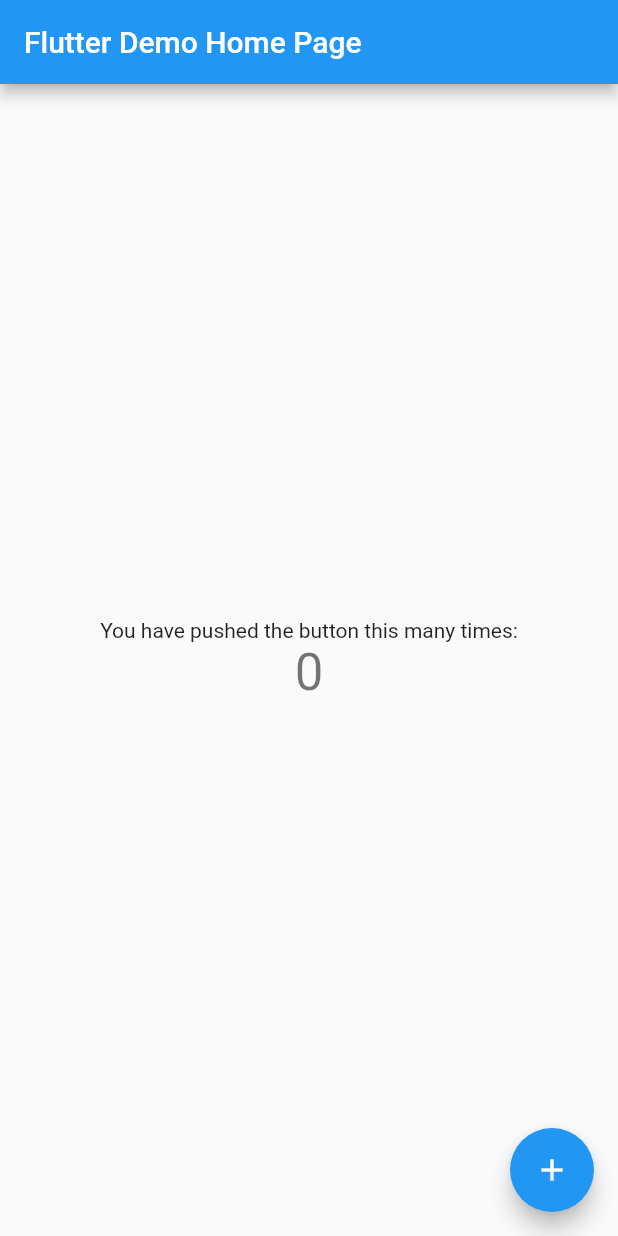
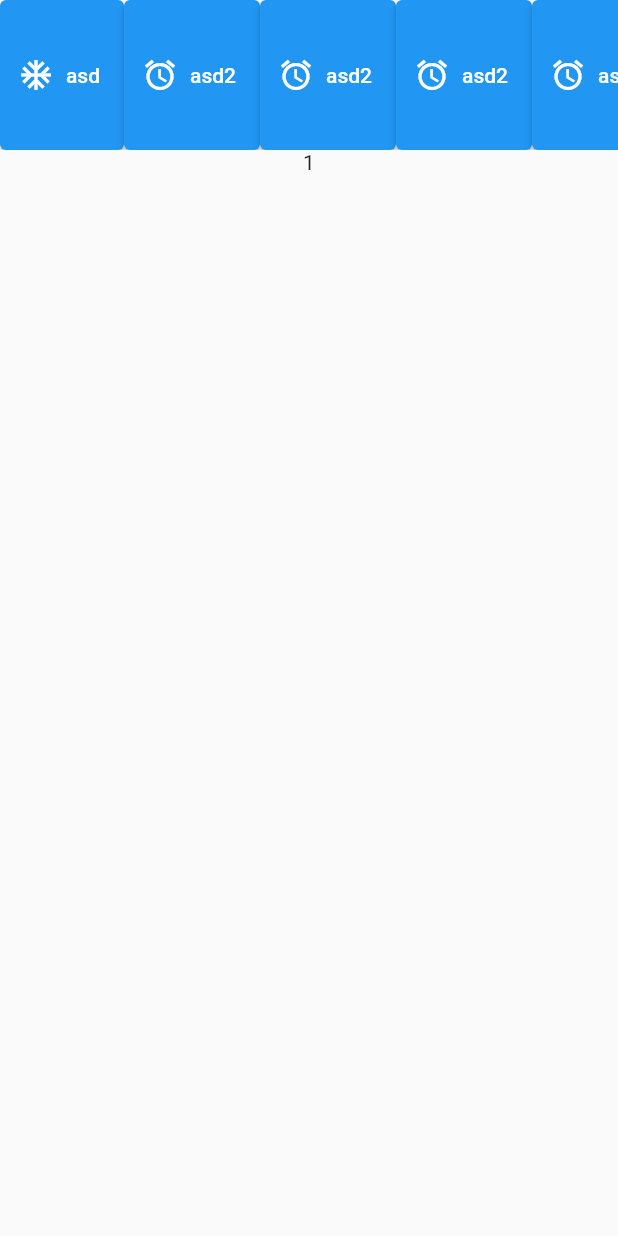
Before and after one commit to norbi19990426/flutter_desktop_app, a Flutter app: the screen it shows after launch, on a phone screen of 412 x 824 dp. Run offline on Flutter 3.47's test engine with Material 2 defaults, Android fonts, the phone set to English and light mode, and no system bars; our stand-ins replace go_router, hooks_riverpod, riverpod_annotation; generated files the repository leaves out were written again.

Commit message:
consumerWidget, goRouter, horizontal navigation bar

```diff
--- /dev/null
+++ b/lib/domain/model/factory/navigation-bar-item/navigation-bar-item.dart
@@ -0,0 +1,13 @@
+import 'package:flutter/material.dart';
+
+class NavigationBarItem {
+  String title;
+  IconData icons;
+  String endpoint;
+
+  NavigationBarItem({
+    required this.title,
+    required this.icons,
+    required this.endpoint
+  });
+}
--- a/lib/main.dart
+++ b/lib/main.dart
@@ -1,115 +1,45 @@
+import 'package:desktop_app/riverpod/provider/go-router-provider.dart';
 import 'package:flutter/material.dart';
+import 'package:hooks_riverpod/hooks_riverpod.dart';
 
-void main() {
-  runApp(const MyApp());
+Future<void> main() async {
+  //Itt még volt a sentry
+  runApp(const ProviderScope(child: MyApp()));
 }
 
-class MyApp extends StatelessWidget {
+class MyApp extends ConsumerStatefulWidget {
   const MyApp({super.key});
 
-  // This widget is the root of your application.
+  @override
+  ConsumerState createState() => _MyAppState();
+}
+
+class _MyAppState extends ConsumerState<MyApp> {
   @override
   Widget build(BuildContext context) {
-    return MaterialApp(
-      title: 'Flutter Demo',
-      theme: ThemeData(
-        // This is the theme of your application.
-        //
-        // Try running your application with "flutter run". You'll see the
-        // application has a blue toolbar. Then, without quitting the app, try
-        // changing the primarySwatch below to Colors.green and then invoke
-        // "hot reload" (press "r" in the console where you ran "flutter run",
-        // or simply save your changes to "hot reload" in a Flutter IDE).
-        // Notice that the counter didn't reset back to zero; the application
-        // is not restarted.
-        primarySwatch: Colors.blue,
-      ),
-      home: const MyHomePage(title: 'Flutter Demo Home Page'),
+    return MaterialApp.router(
+      routerConfig: ref.read(goRouterProvider),
+      title: 'Title',
     );
   }
 }
 
-class MyHomePage extends StatefulWidget {
+class MyHomePage extends ConsumerStatefulWidget {
   const MyHomePage({super.key, required this.title});
-
-  // This widget is the home page of your application. It is stateful, meaning
-  // that it has a State object (defined below) that contains fields that affect
-  // how it looks.
-
-  // This class is the configuration for the state. It holds the values (in this
-  // case the title) provided by the parent (in this case the App widget) and
-  // used by the build method of the State. Fields in a Widget subclass are
-  // always marked "final".
 
   final String title;
 
   @override
-  State<MyHomePage> createState() => _MyHomePageState();
+  ConsumerState<MyHomePage> createState() => _MyHomePageState();
 }
 
-class _MyHomePageState extends State<MyHomePage> {
-  int _counter = 0;
-
-  void _incrementCounter() {
-    setState(() {
-      // This call to setState tells the Flutter framework that something has
-      // changed in this State, which causes it to rerun the build method below
-      // so that the display can reflect the updated values. If we changed
-      // _counter without calling setState(), then the build method would not be
-      // called again, and so nothing would appear to happen.
-      _counter++;
-    });
-  }
-
+class _MyHomePageState extends ConsumerState<MyHomePage> {
   @override
   Widget build(BuildContext context) {
-    // This method is rerun every time setState is called, for instance as done
-    // by the _incrementCounter method above.
-    //
-    // The Flutter framework has been optimized to make rerunning build methods
-    // fast, so that you can just rebuild anything that needs updating rather
-    // than having to individually change instances of widgets.
-    return Scaffold(
-      appBar: AppBar(
-        // Here we take the value from the MyHomePage object that was created by
-        // the App.build method, and use it to set our appbar title.
-        title: Text(widget.title),
+    return Container(
+      child: Column(
+        children: [Text(widget.title)],
       ),
-      body: Center(
-        // Center is a layout widget. It takes a single child and positions it
-        // in the middle of the parent.
-        child: Column(
-          // Column is also a layout widget. It takes a list of children and
-          // arranges them vertically. By default, it sizes itself to fit its
-          // children horizontally, and tries to be as tall as its parent.
-          //
-          // Invoke "debug painting" (press "p" in the console, choose the
-          // "Toggle Debug Paint" action from the Flutter Inspector in Android
-          // Studio, or the "Toggle Debug Paint" command in Visual Studio Code)
-          // to see the wireframe for each widget.
-          //
-          // Column has various properties to control how it sizes itself and
-          // how it positions its children. Here we use mainAxisAlignment to
-          // center the children vertically; the main axis here is the vertical
-          // axis because Columns are vertical (the cross axis would be
-          // horizontal).
-          mainAxisAlignment: MainAxisAlignment.center,
-          children: <Widget>[
-            const Text(
-              'You have pushed the button this many times:',
-            ),
-            Text(
-              '$_counter',
-              style: Theme.of(context).textTheme.headlineMedium,
-            ),
-          ],
-        ),
-      ),
-      floatingActionButton: FloatingActionButton(
-        onPressed: _incrementCounter,
-        tooltip: 'Increment',
-        child: const Icon(Icons.add),
-      ), // This trailing comma makes auto-formatting nicer for build methods.
     );
   }
 }
--- /dev/null
+++ b/lib/presentation/screen/base-page.dart
@@ -0,0 +1,115 @@
+import 'package:flutter/material.dart';
+import 'package:go_router/go_router.dart';
+import 'package:hooks_riverpod/hooks_riverpod.dart';
+
+import '../../domain/model/factory/navigation-bar-item/navigation-bar-item.dart';
+import '../widget/shared/navigation-bar/horizontal-navigation-bar.dart';
+
+class BasePage extends ConsumerWidget {
+  const BasePage({super.key, required this.child});
+
+  final Widget child;
+
+  @override
+  Widget build(BuildContext context, WidgetRef ref) {
+    List<NavigationBarItem> navigationBarItems = [
+      NavigationBarItem(
+        title: 'asd',
+        icons: Icons.ac_unit,
+        endpoint: '/',
+      ),
+      NavigationBarItem(
+        title: 'asd2',
+        icons: Icons.access_alarm_outlined,
+        endpoint: '/example',
+      ),
+      NavigationBarItem(
+        title: 'asd2',
+        icons: Icons.access_alarm_outlined,
+        endpoint: '/example',
+      ),
+      NavigationBarItem(
+        title: 'asd2',
+        icons: Icons.access_alarm_outlined,
+        endpoint: '/example',
+      ),
+      NavigationBarItem(
+        title: 'asd2',
+        icons: Icons.access_alarm_outlined,
+        endpoint: '/example',
+      ),
+      NavigationBarItem(
+        title: 'asd2',
+        icons: Icons.access_alarm_outlined,
+        endpoint: '/example',
+      ),
+      NavigationBarItem(
+        title: 'asd2',
+        icons: Icons.access_alarm_outlined,
+        endpoint: '/example',
+      ),
+      NavigationBarItem(
+        title: 'asd2',
+        icons: Icons.access_alarm_outlined,
+        endpoint: '/example',
+      ),
+      NavigationBarItem(
+        title: 'asd2',
+        icons: Icons.access_alarm_outlined,
+        endpoint: '/example',
+      ),
+      NavigationBarItem(
+        title: 'asd2',
+        icons: Icons.access_alarm_outlined,
+        endpoint: '/example',
+      ),
+      NavigationBarItem(
+        title: 'asd2',
+        icons: Icons.access_alarm_outlined,
+        endpoint: '/example',
+      ),
+      NavigationBarItem(
+        title: 'asd2',
+        icons: Icons.access_alarm_outlined,
+        endpoint: '/example',
+      ),
+      NavigationBarItem(
+        title: 'asd2',
+        icons: Icons.access_alarm_outlined,
+        endpoint: '/example',
+      ),
+      NavigationBarItem(
+        title: 'asd2',
+        icons: Icons.access_alarm_outlined,
+        endpoint: '/example',
+      ),
+    ];
+    return Scaffold(
+      body: Column(
+        children: [
+          HorizontalNavigationBar(navigationBarItems: navigationBarItems),
+          Expanded(child: child),
+        ],
+      ),
+
+      /*
+      body: child,
+      bottomNavigationBar: BottomNavigationBar(
+        items: [
+          BottomNavigationBarItem(label: 'asd', icon: Icon(Icons.add)),
+          BottomNavigationBarItem(label: 'asd2', icon: Icon(Icons.add)),
+        ],
+        onTap: (int index){
+          switch(index){
+            case 0:
+              context.go('/');
+              break;
+            case 1:
+              context.go('/example');
+              break;
+          }
+        },
+      ),*/
+    );
+  }
+}
--- /dev/null
+++ b/lib/presentation/screen/navigation/navigation.dart
@@ -0,0 +1,15 @@
+import 'package:desktop_app/main.dart';
+import 'package:go_router/go_router.dart';
+
+final List<RouteBase> routes = [
+  GoRoute(
+      path: '/',
+      builder: (context, GoRouterState state) {
+        return const MyHomePage(title: '1',);
+      }),
+  GoRoute(
+      path: '/example',
+      builder: (context, GoRouterState state) {
+        return const MyHomePage(title: '2',);
+      }),
+];
--- /dev/null
+++ b/lib/presentation/widget/shared/navigation-bar/horizontal-navigation-bar.dart
@@ -0,0 +1,37 @@
+import 'package:desktop_app/domain/model/factory/navigation-bar-item/navigation-bar-item.dart';
+import 'package:flutter/material.dart';
+import 'package:go_router/go_router.dart';
+import 'package:hooks_riverpod/hooks_riverpod.dart';
+
+class HorizontalNavigationBar extends ConsumerWidget {
+  const HorizontalNavigationBar({super.key, required this.navigationBarItems});
+
+  final List<NavigationBarItem> navigationBarItems;
+
+  @override
+  Widget build(BuildContext context, WidgetRef ref) {
+    return Row(
+      children: [
+        Expanded(
+          child: SizedBox(
+            height: 100,
+            child: ListView.builder(
+              scrollDirection: Axis.horizontal,
+              itemCount: navigationBarItems.length,
+              itemBuilder: (context, index) {
+                return ElevatedButton.icon(
+                  onPressed: () => context.go(navigationBarItems[index].endpoint),
+                  icon: Icon(
+                    navigationBarItems[index].icons,
+                    size: 24.0,
+                  ),
+                  label: Text(navigationBarItems[index].title),
+                );
+              },
+            ),
+          ),
+        ),
+      ],
+    );
+  }
+}
--- /dev/null
+++ b/lib/riverpod/provider/go-router-provider.dart
@@ -0,0 +1,21 @@
+import 'package:flutter/material.dart';
+import 'package:go_router/go_router.dart';
+import 'package:riverpod_annotation/riverpod_annotation.dart';
+
+import 'package:desktop_app/presentation/screen/base-page.dart';
+import '../../presentation/screen/navigation/navigation.dart';
+
+part 'go-router-provider.g.dart';
+
+@riverpod
+GoRouter goRouter(GoRouterRef ref) {
+  return GoRouter(
+    //Ez a routes a navigation.dart-ból van
+    routes: [
+      ShellRoute(
+        routes: routes,
+        builder: (BuildContext context, state, child) => BasePage(child: child),
+      ),
+    ],
+  );
+}
```
